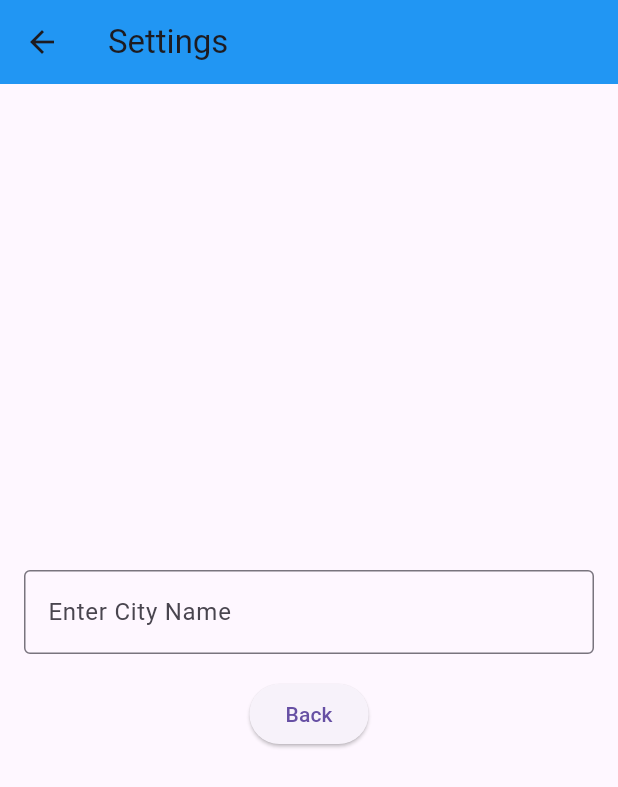
After one commit to KayTee1/advanced-mobile-development, a Flutter app: the SettingsScreen screen opened by its route, on a phone screen of 412 x 824 dp. The commit adds this screen. Shown: the top 787 px of the screen. Run offline on Flutter 3.47's test engine with Material 3 defaults, Android fonts, the phone set to English and light mode, and no system bars; generated files the repository leaves out were written again; network calls fail.

Commit message:
finished weeklyasignment

```diff
--- /dev/null
+++ b/dart-flutter/weather_app/lib/Screens/SettingsScreen.dart
@@ -0,0 +1,42 @@
+import 'package:flutter/material.dart';
+
+class SettingsScreen extends StatelessWidget {
+  const SettingsScreen({Key? key}) : super(key: key);
+
+  static const routeName = '/settings';
+
+  @override
+  Widget build(BuildContext context) {
+    TextEditingController cityNameController = TextEditingController();
+
+    return Scaffold(
+      appBar: AppBar(
+        title: const Text("Settings"),
+        backgroundColor: Colors.blue,
+      ),
+      body: Padding(
+        padding: const EdgeInsets.all(16.0),
+        child: Column(
+          mainAxisAlignment: MainAxisAlignment.center,
+          crossAxisAlignment: CrossAxisAlignment.center,
+          children: [
+            TextFormField(
+              controller: cityNameController,
+              decoration: const InputDecoration(
+                labelText: 'Enter City Name',
+                border: OutlineInputBorder(),
+              ),
+            ),
+            const SizedBox(height: 16.0),
+            ElevatedButton(
+              onPressed: () {
+                Navigator.pop(context, cityNameController.text);
+              },
+              child: const Text("Back"),
+            ),
+          ],
+        ),
+      ),
+    );
+  }
+}
--- a/dart-flutter/weather_app/pubspec.yaml
+++ b/dart-flutter/weather_app/pubspec.yaml
@@ -9,6 +9,8 @@ environment:
 dependencies:
   flutter:
     sdk: flutter
+  flutter_dotenv: ^5.1.0
+  http: ^1.2.0
 
 dev_dependencies:
   flutter_test:
```
Also changed, not shown: dart-flutter/weather_app/lib/Screens/ForecastScreen.dart (added, +90 -0 lines), dart-flutter/weather_app/lib/main.dart (+12 -43 lines), dart-flutter/weather_app/pubspec.lock, 1 other file.
